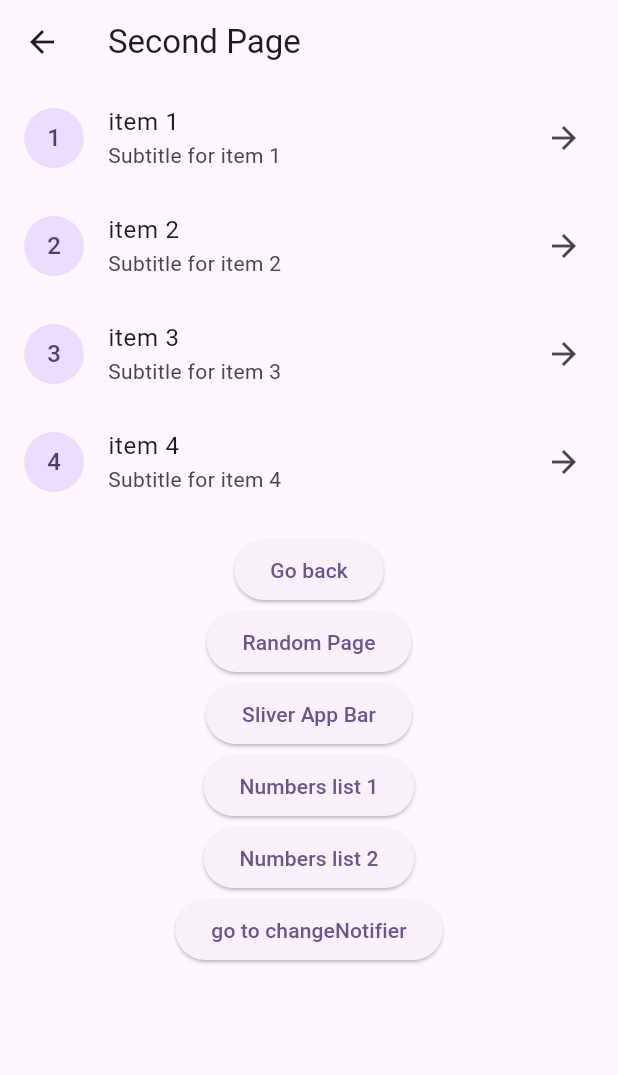
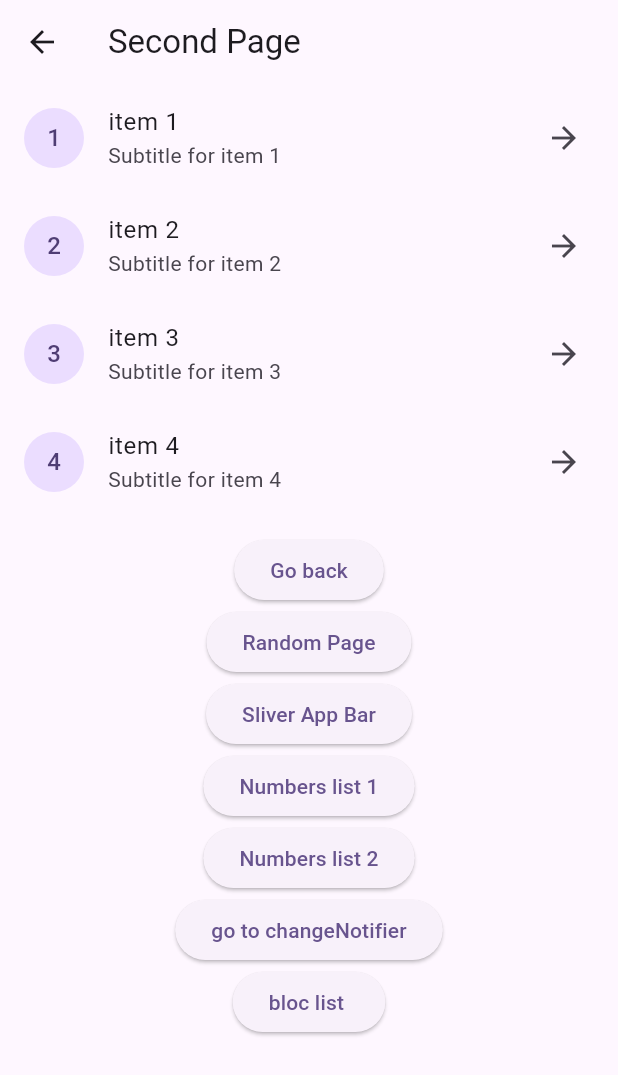
Before and after one commit to Nakul-Pattewar/sample_app, a Flutter app: the SecondRoute screen opened by its route, on a phone screen of 412 x 824 dp. Shown: the top 1075 px of the screen. Run offline on Flutter 3.47's test engine with Material 3 defaults, Android fonts, the phone set to English and light mode, and no system bars; our stand-ins replace flutter_bloc.

Commit message:
implemented numbers list using bloc

```diff
--- a/lib/Constants/strings.dart
+++ b/lib/Constants/strings.dart
@@ -12,3 +12,6 @@ const String sliverAppBarTitle = "Sliver App Bar";
 const String nextPageButtonText = 'next Page';
 const String sliverAppBarBackgroundText = 'Background';
 const String changeNotifierTitle = 'go to changeNotifier';
+const String blocPageTitle = 'bloc list ';
+const String blocListTitle = 'Numbers List using bloc :';
+const String blocSnackBarText = ' added to list';
--- a/lib/Routes/route_generator.dart
+++ b/lib/Routes/route_generator.dart
@@ -2,6 +2,7 @@ import 'package:flutter/material.dart';
 import 'package:sample_app/ChangeNotifier/change_notifier_page.dart';
 import 'package:sample_app/Constants/strings.dart';
 import 'package:sample_app/Provider/numbers_list_page_1.dart';
+import 'package:sample_app/bloc/list_ui/bloc_home.dart';
 import 'package:sample_app/main.dart';
 import 'package:sample_app/Widgets/second_page.dart';
 import 'package:sample_app/Widgets/SliverAppBar.dart';
@@ -37,12 +38,16 @@ class RouteGenerator {
           builder: (_) => NumbersListPage2(),
         );
       case '/changeNotifier':
-        return MaterialPageRoute(builder: (_) => ListListenableBuilder(),
-    );
+        return MaterialPageRoute(
+          builder: (_) => ListListenableBuilder(),
+        );
+      case '/blocList':
+        return MaterialPageRoute(
+          builder: (_) => BlocHome(),
+        );
       default:
         return _errorRoute();
     }
-    return _errorRoute();
   }
 
   static Route<dynamic> _errorRoute() {
--- a/lib/Widgets/second_page.dart
+++ b/lib/Widgets/second_page.dart
@@ -74,6 +74,12 @@ class SecondRoute extends StatelessWidget {
             },
             child: const Text(changeNotifierTitle),
           ),
+          ElevatedButton(
+            onPressed: () {
+              Navigator.of(context).pushNamed("/blocList");
+            },
+            child: const Text(blocPageTitle),
+          ),
         ]),
       ),
     );
--- /dev/null
+++ b/lib/bloc/list_model/list_model.dart
@@ -0,0 +1,5 @@
+class ListModel {
+  final List<int> numbers;
+
+  const ListModel(this.numbers);
+}
--- a/pubspec.yaml
+++ b/pubspec.yaml
@@ -35,6 +35,7 @@ dependencies:
   # The following adds the Cupertino Icons font to your application.
   # Use with the CupertinoIcons class for iOS style icons.
   cupertino_icons: ^1.0.8
+  flutter_bloc: ^9.0.0
 
 dev_dependencies:
   flutter_test:
```
Also changed, not shown: lib/bloc/list_bloc/list_bloc.dart (added, +39 -0 lines), lib/bloc/list_bloc/list_event.dart (added, +8 -0 lines), lib/bloc/list_bloc/list_state.dart (added, +18 -0 lines), lib/bloc/list_ui/bloc_home.dart (added, +17 -0 lines), lib/bloc/list_ui/list_page.dart (added, +69 -0 lines), pubspec.lock.
